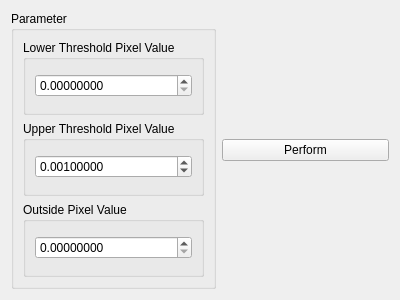
Old version of the form source/modules/threshold/ThresholdFilterWidget.ui in the repository josefkoller/ambient_image_processor.
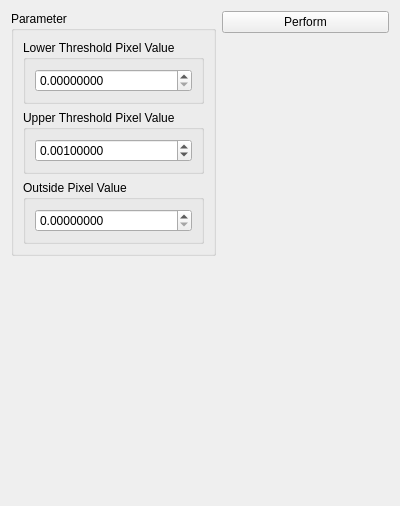
New version of the form.

Commit message: ui format: maximize horizontally and align to top

Diff of the .ui file:
```diff
--- a/source/modules/threshold/ThresholdFilterWidget.ui
+++ b/source/modules/threshold/ThresholdFilterWidget.ui
@@ -7,14 +7,14 @@
     <x>0</x>
     <y>0</y>
     <width>400</width>
-    <height>300</height>
+    <height>506</height>
    </rect>
   </property>
   <property name="windowTitle">
    <string>Form</string>
   </property>
   <layout class="QHBoxLayout" name="horizontalLayout">
-   <item>
+   <item alignment="Qt::AlignTop">
     <widget class="QGroupBox" name="groupBox_10">
      <property name="title">
       <string>Parameter</string>
@@ -89,7 +89,7 @@
      </layout>
     </widget>
    </item>
-   <item>
+   <item alignment="Qt::AlignTop">
     <widget class="QPushButton" name="thresholdButton">
      <property name="text">
       <string>Perform</string>
```
The commit also changes 20 other files.
